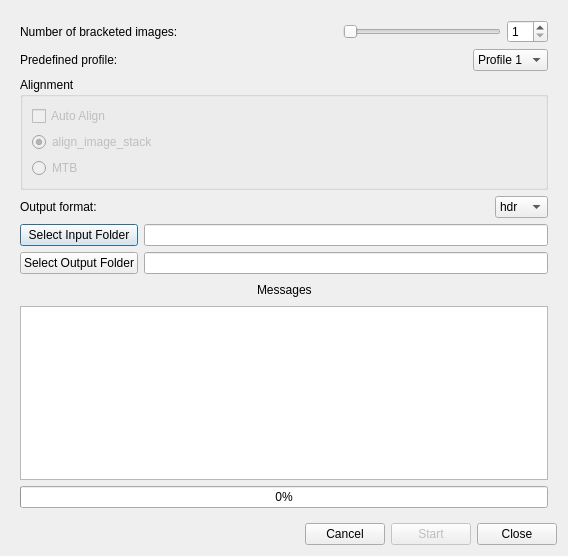
First picture: the form in forms/BatchHDRDialog.ui, repository LuminanceHDR/LuminanceHDR, before the edit.
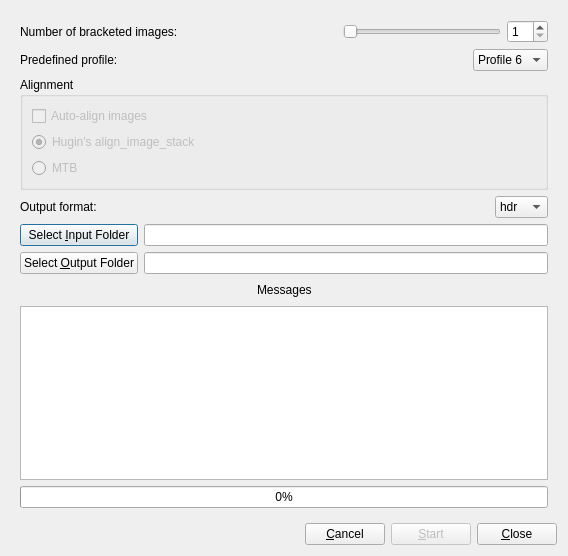
Second picture: the form after the edit. Icons and pictures are not drawn.

Commit message: [BatchHDR] UI improvements (accelerators, texts, default profile)

Diff of the .ui file:
```diff
--- a/forms/BatchHDRDialog.ui
+++ b/forms/BatchHDRDialog.ui
@@ -107,6 +107,9 @@
               <string>Choose one of the creation predefined profiles. 
 See documentation for more informations.</string>
              </property>
+             <property name="currentIndex">
+              <number>5</number>
+             </property>
              <item>
               <property name="text">
                <string>Profile 1</string>
@@ -158,7 +161,7 @@
                  <string>Auto align the bracketed pictures</string>
                 </property>
                 <property name="text">
-                 <string>Auto Align</string>
+                 <string>Auto-align images</string>
                 </property>
                </widget>
               </item>
@@ -171,7 +174,7 @@
                  <string>Use align_image_stack engine</string>
                 </property>
                 <property name="text">
-                 <string>align_image_stack</string>
+                 <string>Hugin's align_image_stack</string>
                 </property>
                 <property name="checked">
                  <bool>true</bool>
@@ -260,7 +263,7 @@
                 <string>Folder where bracketed pictures are located (in alphabetical order)</string>
                </property>
                <property name="text">
-                <string>Select Input Folder</string>
+                <string>Select &amp;Input Folder</string>
                </property>
                <property name="icon">
                 <iconset resource="../icons.qrc">
@@ -274,7 +277,7 @@
                 <string>Folder where created HDRs are saved</string>
                </property>
                <property name="text">
-                <string>Select Output Folder</string>
+                <string>Select &amp;Output Folder</string>
                </property>
                <property name="icon">
                 <iconset resource="../icons.qrc">
@@ -366,7 +369,7 @@
        <item>
         <widget class="QPushButton" name="cancelPushButton">
          <property name="text">
-          <string>Cancel</string>
+          <string>&amp;Cancel</string>
          </property>
         </widget>
        </item>
@@ -376,14 +379,14 @@
           <bool>false</bool>
          </property>
          <property name="text">
-          <string>Start</string>
+          <string>&amp;Start</string>
          </property>
         </widget>
        </item>
        <item>
         <widget class="QPushButton" name="closePushButton">
          <property name="text">
-          <string>Close</string>
+          <string>&amp;Close</string>
          </property>
         </widget>
        </item>
```
Left out of the diff: 4 changed lines with no effect on the pictures.
